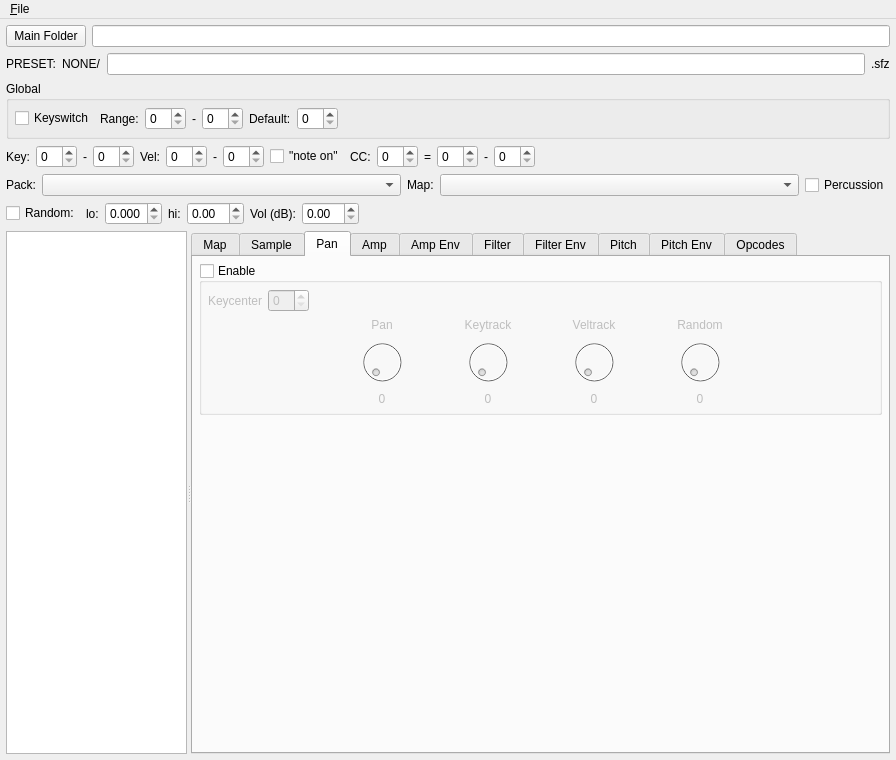
michael02022/sfzbuilder, file src/ui/mainwindow.ui: the form before one commit.
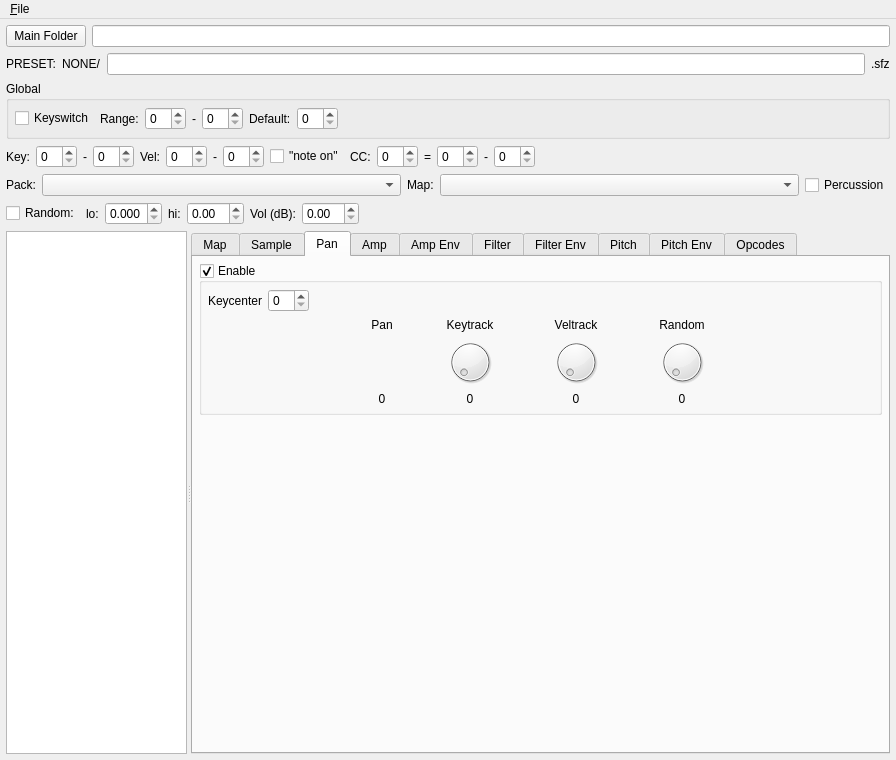
The form after the commit. The open tabs and pages were chosen to show the change. Icons and pictures are not drawn.

```diff
--- a/src/ui/mainwindow.ui
+++ b/src/ui/mainwindow.ui
@@ -1053,7 +1053,7 @@
             <bool>true</bool>
            </property>
            <property name="checked">
-            <bool>false</bool>
+            <bool>true</bool>
            </property>
            <layout class="QGridLayout" name="layGbxPan">
             <property name="sizeConstraint">
@@ -1164,22 +1164,6 @@
                 </property>
                </widget>
               </item>
-              <item row="1" column="1">
-               <widget class="QDial" name="knbPan">
-                <property name="minimumSize">
-                 <size>
-                  <width>0</width>
-                  <height>48</height>
-                 </size>
-                </property>
-                <property name="maximumSize">
-                 <size>
-                  <width>16777215</width>
-                  <height>48</height>
-                 </size>
-                </property>
-               </widget>
-              </item>
               <item row="0" column="1">
                <widget class="QLabel" name="lblPan">
                 <property name="text">
```
Left out of the diff: 23 changed lines with no effect on the pictures.
